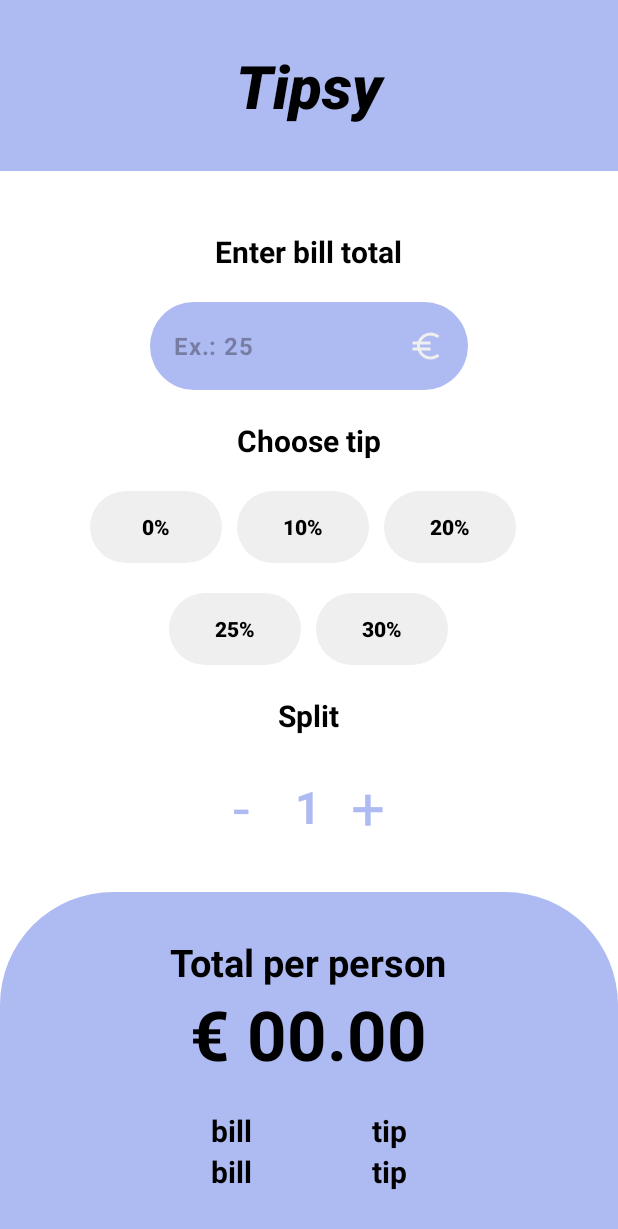
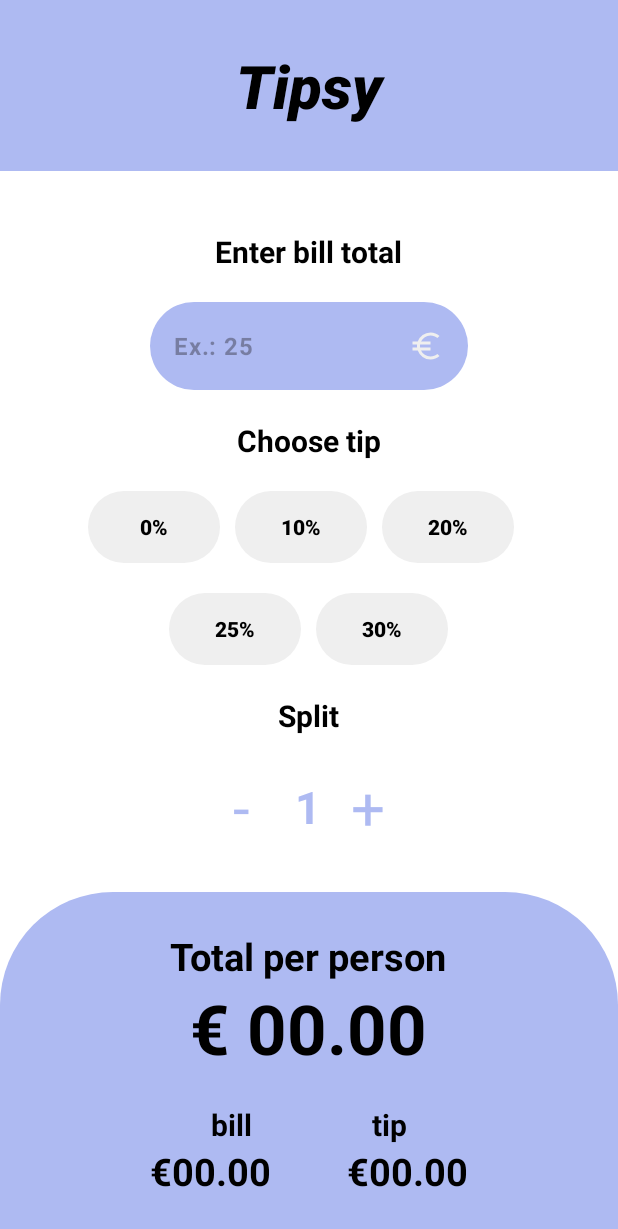
Before and after one commit to CR7sewey/MyTips, an Android app: the screen it shows after launch (MainActivity), on a phone screen of 412 x 824 dp. Shown: the top 1229 px of the screen. Run offline under Robolectric (Android 15) with nearby library versions, the phone set to English and light mode, and no system bars.

Commit message:
Layout and Logic - Part 2

```diff
--- a/app/src/main/res/layout/activity_main.xml
+++ b/app/src/main/res/layout/activity_main.xml
@@ -91,14 +91,22 @@
             app:layout_constraintTop_toBottomOf="@id/billTotal" />
 
         <LinearLayout
-            android:id="@+id/tip1"
+            android:id="@+id/tip"
+            android:layout_width="wrap_content"
+            android:layout_height="wrap_content"
+            app:layout_constraintEnd_toEndOf="parent"
+            app:layout_constraintStart_toStartOf="parent"
+            android:orientation="vertical"
+            >
+            <LinearLayout
+
                 android:layout_width="match_parent"
                 android:layout_height="wrap_content"
-            android:layout_marginStart="40dp"
                 android:layout_marginTop="20dp"
                 android:orientation="horizontal">
 
                 <Button
+                    android:id="@+id/tip11"
                     android:layout_width="wrap_content"
                     android:layout_height="wrap_content"
                     android:layout_marginEnd="10dp"
@@ -111,6 +119,7 @@
                     app:layout_constraintTop_toTopOf="@id/choseTipLabel" />
 
                 <Button
+                    android:id="@+id/tip12"
                     android:layout_width="wrap_content"
                     android:layout_height="wrap_content"
                     android:layout_marginEnd="10dp"
@@ -123,6 +132,7 @@
                     app:layout_constraintTop_toTopOf="@id/choseTipLabel" />
 
                 <Button
+                    android:id="@+id/tip13"
                     android:layout_width="wrap_content"
                     android:layout_height="wrap_content"
                     android:layout_marginEnd="10dp"
@@ -136,7 +146,6 @@
             </LinearLayout>
 
             <LinearLayout
-            android:id="@+id/tip2"
                 android:layout_width="match_parent"
                 android:layout_height="wrap_content"
                 android:layout_marginTop="20dp"
@@ -144,6 +153,7 @@
                 android:orientation="horizontal">
 
                 <Button
+                    android:id="@+id/tip21"
                     android:layout_width="wrap_content"
                     android:layout_height="wrap_content"
                     android:layout_marginEnd="10dp"
@@ -156,6 +166,7 @@
                     app:layout_constraintTop_toTopOf="@id/choseTipLabel" />
 
                 <Button
+                    android:id="@+id/tip22"
                     android:layout_width="wrap_content"
                     android:layout_height="wrap_content"
                     android:background="@drawable/button"
@@ -167,7 +178,7 @@
                     app:layout_constraintTop_toTopOf="@id/choseTipLabel" />
 
             </LinearLayout>
-
+        </LinearLayout>
         <TextView
             android:id="@+id/splitLabel"
             android:layout_width="wrap_content"
@@ -281,21 +292,24 @@
                 >
 
                 <TextView
+                    android:id="@+id/billFinal"
                     android:layout_width="wrap_content"
                     android:layout_height="wrap_content"
-                    android:layout_marginEnd="40dp"
-                    android:text="bill"
+                    android:layout_marginEnd="25dp"
+                    android:text="€00.00"
                     android:textColor="@color/black"
-                    android:textSize="20sp"
-                    android:textStyle="bold" />
+                    android:textSize="25sp"
+                    android:textStyle="bold"
+                    />
 
                 <TextView
+                    android:id="@+id/tipFinal"
                     android:layout_width="wrap_content"
                     android:layout_height="wrap_content"
-                    android:layout_marginStart="40dp"
-                    android:text="tip"
+                    android:layout_marginStart="25dp"
+                    android:text="€00.00"
                     android:textColor="@color/black"
-                    android:textSize="20sp"
+                    android:textSize="25sp"
                     android:textStyle="bold" />
             </LinearLayout>
 
```
Also changed, not shown: app/src/main/java/com/example/mytips/MainActivity.kt (+91 -18 lines). Lines whose indentation alone changed are shown as unchanged.
